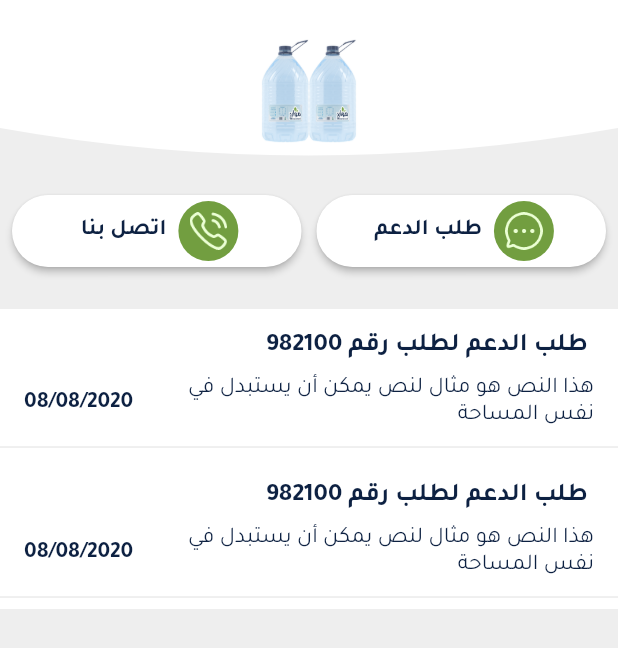
After one commit to zamalex/waterApp, a Flutter app: the SupportScreen screen opened directly, on a phone screen of 412 x 824 dp. The commit adds this screen. Shown: the top 648 px of the screen. Run offline on Flutter 3.47's test engine with Material 2 defaults, Android fonts, the light colour scheme and no system bars; our stand-ins replace carousel_slider.

Commit message:
order details last

```diff
--- a/lib/addresses.dart
+++ b/lib/addresses.dart
@@ -42,7 +42,10 @@ class AddressesScreen extends StatelessWidget {
             width: MediaQuery.of(context).size.width,
             child: ElevatedButton.icon(
               onPressed: () {},
-              icon: Icon(Icons.ac_unit),
+              icon: Image.asset(
+                'assets/images/new.png',
+                width: 25,
+              ),
               label: Container(
                 child: Text('إضافة عنوان جديد'),
                 margin: EdgeInsets.symmetric(vertical: 15),
--- /dev/null
+++ b/lib/main_support.dart
@@ -0,0 +1,136 @@
+import 'package:flutter/material.dart';
+
+import 'clip_shapes.dart';
+
+class SupportScreen extends StatelessWidget {
+  static const blue = Color.fromRGBO(13, 33, 66, 1);
+  @override
+  Widget build(BuildContext context) {
+    return Scaffold(
+      appBar: PreferredSize(
+          child: Container(
+            color: Colors.grey.shade200,
+            child: ClipPath(
+              clipper: AppBarClipper(),
+              child: Container(
+                height: 150,
+                width: double.infinity,
+                color: Colors.white,
+                child: Center(
+                  child: Image.asset(
+                    "assets/images/shrink.png",
+                    width: 70,
+                    height: 70,
+                  ),
+                ),
+              ),
+            ),
+          ),
+          preferredSize: Size.fromHeight(122)),
+      body: Column(
+        children: [
+          Padding(
+            padding: const EdgeInsets.all(8.0),
+            child: Row(
+              children: [
+                Expanded(
+                    child: ElevatedButton.icon(
+                        style: ButtonStyle(
+                            backgroundColor:
+                                MaterialStateProperty.all(Colors.white),
+                            shape: MaterialStateProperty.all(
+                                RoundedRectangleBorder(
+                                    borderRadius: BorderRadius.circular(25)))),
+                        onPressed: () {},
+                        icon: CircleAvatar(
+                          backgroundColor: Color.fromRGBO(114, 158, 64, 1),
+                          child: Image.asset(
+                            'assets/images/support.png',
+                            width: 25,
+                          ),
+                        ),
+                        label: Container(
+                          child: Text(
+                            'طلب الدعم',
+                            style: TextStyle(color: blue),
+                          ),
+                          margin: EdgeInsets.symmetric(vertical: 15),
+                        ))),
+                SizedBox(
+                  width: 10,
+                ),
+                Expanded(
+                    child: ElevatedButton.icon(
+                        style: ButtonStyle(
+                            backgroundColor:
+                                MaterialStateProperty.all(Colors.white),
+                            shape: MaterialStateProperty.all(
+                                RoundedRectangleBorder(
+                                    borderRadius: BorderRadius.circular(25)))),
+                        onPressed: () {},
+                        icon: CircleAvatar(
+                          backgroundColor: Color.fromRGBO(114, 158, 64, 1),
+                          child: Image.asset(
+                            'assets/images/call.png',
+                            width: 25,
+                          ),
+                        ),
+                        label: Container(
+                          child: Text(
+                            'اتصل بنا',
+                            style: TextStyle(color: blue),
+                          ),
+                          margin: EdgeInsets.symmetric(vertical: 15),
+                        ))),
+              ],
+            ),
+          ),
+          SizedBox(
+            height: 20,
+          ),
+          Expanded(
+              child: Container(
+            child: ListView.builder(
+              itemBuilder: (c, i) {
+                return Container(
+                  color: Colors.white,
+                  child: Column(
+                    children: [
+                      ListTile(
+                        title: Container(
+                          child: Text(
+                            ' طلب الدعم لطلب رقم 982100',
+                            style: TextStyle(
+                                fontWeight: FontWeight.w600, color: blue),
+                          ),
+                          margin: EdgeInsets.symmetric(vertical: 10),
+                        ),
+                        subtitle: Text(
+                          'هذا النص هو مثال لنص يمكن أن يستبدل في نفس المساحة',
+                          style: TextStyle(color: blue),
+                        ),
+                        trailing: Column(
+                          mainAxisAlignment: MainAxisAlignment.end,
+                          children: [
+                            Container(
+                                child: Text(
+                              '08/08/2020',
+                              style: TextStyle(
+                                  fontWeight: FontWeight.w600, color: blue),
+                            )),
+                          ],
+                        ),
+                      ),
+                      Divider()
+                    ],
+                  ),
+                );
+              },
+              itemCount: 2,
+            ),
+          )),
+        ],
+      ),
+    );
+  }
+}
--- a/lib/master.dart
+++ b/lib/master.dart
@@ -2,6 +2,7 @@ import 'package:flutter/material.dart';
 import 'package:water/account.dart';
 import 'package:water/cart.dart';
 import 'package:water/home.dart';
+import 'package:water/main_support.dart';
 import 'package:water/offers.dart';
 
 class MasterScreen extends StatefulWidget {
@@ -15,7 +16,7 @@ class _MasterScreenState extends State<MasterScreen> {
     CartScreen(),
     OffersScreen(),
     AccountScreen(),
-    Container(),
+    SupportScreen(),
   ];
   int _selectedIndex = 0;
   static const textColor = Color.fromRGBO(5, 102, 141, 1);
--- a/lib/order_details_list_item.dart
+++ b/lib/order_details_list_item.dart
@@ -56,8 +56,13 @@ class _OrderDetailsListItemState extends State<OrderDetailsListItem> {
               ),
             ),
             if (expanded) Divider(),
-            if (expanded)
-              Container(
+            AnimatedCrossFade(
+              duration: Duration(milliseconds: 250),
+              crossFadeState: expanded
+                  ? CrossFadeState.showFirst
+                  : CrossFadeState.showSecond,
+              secondChild: Container(),
+              firstChild: Container(
                 height: 150,
                 child: ListView.builder(
                   itemBuilder: (c, i) {
@@ -78,7 +83,8 @@ class _OrderDetailsListItemState extends State<OrderDetailsListItem> {
                   itemCount: 2,
                   physics: NeverScrollableScrollPhysics(),
                 ),
-              )
+              ),
+            )
           ],
         ));
   }
--- a/lib/order_list_item.dart
+++ b/lib/order_list_item.dart
@@ -62,8 +62,13 @@ class _OrderListItemState extends State<OrderListItem> {
                 ),
               ),
               if (expanded) Divider(),
-              if (expanded)
-                Container(
+              AnimatedCrossFade(
+                duration: Duration(milliseconds: 250),
+                crossFadeState: !expanded
+                    ? CrossFadeState.showFirst
+                    : CrossFadeState.showSecond,
+                firstChild: Container(),
+                secondChild: Container(
                   height: 150,
                   child: ListView.builder(
                     itemBuilder: (c, i) {
@@ -79,7 +84,8 @@ class _OrderListItemState extends State<OrderListItem> {
                     itemCount: 2,
                     physics: NeverScrollableScrollPhysics(),
                   ),
-                )
+                ),
+              )
             ],
           )),
     );
--- a/pubspec.yaml
+++ b/pubspec.yaml
@@ -83,6 +83,9 @@ flutter:
     - assets/images/phone.png
     - assets/images/edit.png
     - assets/images/remove.png
+    - assets/images/call.png
+    - assets/images/support.png
+    - assets/images/new.png
 
   #   - images/a_dot_ham.jpeg
 
```
Also changed, not shown: assets/images/call.png (added), assets/images/new.png (added), assets/images/support.png (added).
